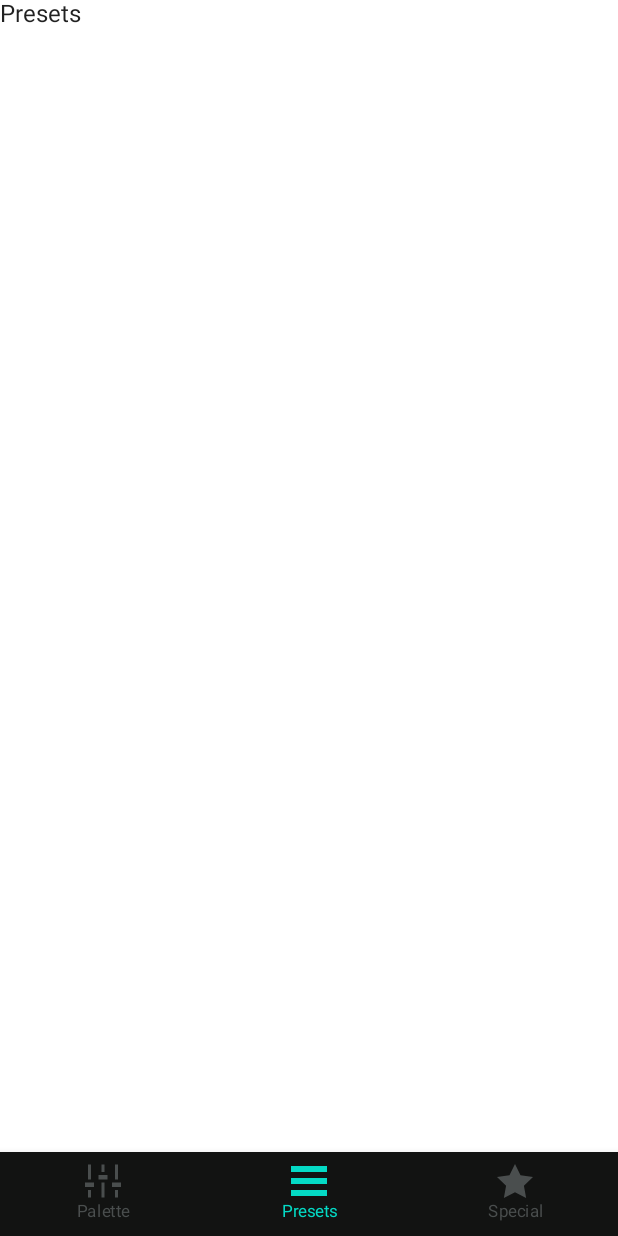
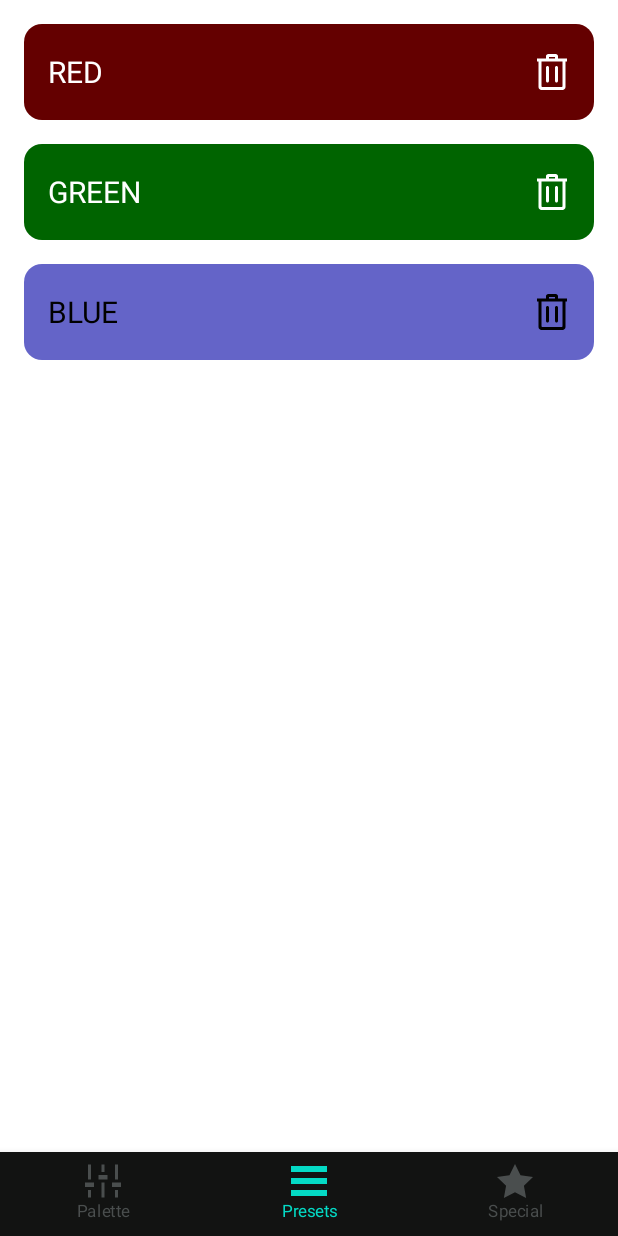
Before and after one commit to DavidMueller1/Lamp, an Android app built with Jetpack Compose: the presets screen opened through its navigation route, on a phone screen of 412 x 824 dp. Run offline under Robolectric (Android 15) with nearby library versions, the phone set to English and light mode, and no system bars.

Commit message:
Implemented ui for preset list

```diff
--- a/app/src/main/java/com/example/newlamp/bottomNavigation/BottomNavContentScreens.kt
+++ b/app/src/main/java/com/example/newlamp/bottomNavigation/BottomNavContentScreens.kt
@@ -4,6 +4,7 @@ import androidx.compose.material.Text
 import androidx.compose.runtime.Composable
 import androidx.navigation.NavController
 import com.example.newlamp.screens.PaletteScreen
+import com.example.newlamp.screens.PresetsScreen
 
 @Composable
 fun PagePaletteScreen(navController: NavController) {
@@ -12,10 +13,7 @@ fun PagePaletteScreen(navController: NavController) {
 
 @Composable
 fun PagePresetsScreen(navController: NavController) {
-//    PaletteScreen(navController = navController)
-    Text(
-        text = "Presets"
-    )
+    PresetsScreen(navController = navController)
 }
 
 @Composable
--- /dev/null
+++ b/app/src/main/java/com/example/newlamp/models/ColorPreset.kt
@@ -0,0 +1,8 @@
+package com.example.newlamp.models
+
+data class ColorPreset(
+    var title: String?,
+    var red: Int,
+    var green: Int,
+    var blue: Int
+)
--- /dev/null
+++ b/app/src/main/java/com/example/newlamp/screens/PresetsScreen.kt
@@ -0,0 +1,64 @@
+package com.example.newlamp.screens
+
+import android.util.Log
+import androidx.compose.foundation.Image
+import androidx.compose.foundation.background
+import androidx.compose.foundation.clickable
+import androidx.compose.foundation.layout.*
+import androidx.compose.foundation.lazy.LazyColumn
+import androidx.compose.foundation.lazy.items
+import androidx.compose.foundation.shape.RoundedCornerShape
+import androidx.compose.material.Button
+import androidx.compose.material.Icon
+import androidx.compose.material.Slider
+import androidx.compose.material.Text
+import androidx.compose.runtime.Composable
+import androidx.compose.runtime.mutableStateOf
+import androidx.compose.runtime.remember
+import androidx.compose.runtime.getValue
+import androidx.compose.runtime.setValue
+import androidx.compose.ui.Alignment
+import androidx.compose.ui.Modifier
+import androidx.compose.ui.draw.clip
+import androidx.compose.ui.draw.rotate
+import androidx.compose.ui.graphics.Color
+import androidx.compose.ui.graphics.TransformOrigin
+import androidx.compose.ui.graphics.graphicsLayer
+import androidx.compose.ui.layout.layout
+import androidx.compose.ui.res.colorResource
+import androidx.compose.ui.res.painterResource
+import androidx.compose.ui.tooling.preview.Preview
+import androidx.compose.ui.unit.Constraints
+import androidx.compose.ui.unit.dp
+import androidx.navigation.NavController
+import androidx.navigation.compose.rememberNavController
+import com.example.newlamp.R
+import com.example.newlamp.models.ColorPreset
+import com.example.newlamp.services.LEDServerService
+import com.example.newlamp.ui.theme.*
+import com.example.newlamp.uiElements.PresetListElement
+import com.example.newlamp.uiElements.VerticalSlider
+import kotlin.math.roundToInt
+
+@Composable
+fun PresetsScreen(navController: NavController) {
+    LazyColumn(
+        modifier = Modifier.padding(vertical = 8.dp)
+    ) {
+        val testPresets = listOf(
+            ColorPreset("Red", 100, 0, 0),
+            ColorPreset("Green", 0, 100, 0),
+            ColorPreset("Blue", 100, 100, 200),
+        )
+
+        items(testPresets) { colorPreset ->
+            PresetListElement(colorPreset = colorPreset)
+        }
+    }
+}
+
+@Preview
+@Composable
+fun PresetsPreview() {
+    PresetsScreen(navController = rememberNavController())
+}
--- a/app/src/main/java/com/example/newlamp/ui/theme/Color.kt
+++ b/app/src/main/java/com/example/newlamp/ui/theme/Color.kt
@@ -11,6 +11,9 @@ val ColorDarkButton = Color(0xFF222424)
 val ColorBottomNavigationBackground = Color(0xFF121312)
 val ColorInactive = Color(0xFF4A4E4E)
 
+val ColorFontLight = Color(0xFFFFFFFF)
+val ColorFontDark = Color(0xFF000000)
+
 val LedRed = Color(0xFFBE3C3C)
 val LedGreen = Color(0xFF3CBE3C)
 val LedBlue = Color(0xFF3C3CBE)
--- /dev/null
+++ b/app/src/main/java/com/example/newlamp/uiElements/PresetListElement.kt
@@ -0,0 +1,87 @@
+package com.example.newlamp.uiElements
+
+import android.content.res.ColorStateList
+import android.util.Log
+import androidx.compose.foundation.background
+import androidx.compose.foundation.clickable
+import androidx.compose.foundation.layout.*
+import androidx.compose.foundation.shape.RoundedCornerShape
+import androidx.compose.material.Icon
+import androidx.compose.material.Text
+import androidx.compose.runtime.Composable
+import androidx.compose.ui.Alignment
+import androidx.compose.ui.Modifier
+import androidx.compose.ui.draw.clip
+import androidx.compose.ui.graphics.Color
+import androidx.compose.ui.res.painterResource
+import androidx.compose.ui.tooling.preview.Preview
+import androidx.compose.ui.unit.dp
+import androidx.compose.ui.unit.sp
+import com.example.newlamp.R
+import androidx.navigation.compose.rememberNavController
+import com.example.newlamp.models.ColorPreset
+import com.example.newlamp.screens.PresetsScreen
+import com.example.newlamp.services.LEDServerService
+import com.example.newlamp.ui.theme.ColorFontDark
+import com.example.newlamp.ui.theme.ColorFontLight
+
+@Composable
+fun PresetListElement(colorPreset: ColorPreset) {
+    Box(
+        modifier = Modifier
+            .fillMaxWidth()
+            .height(80.dp)
+            .padding(vertical = 8.dp, horizontal = 16.dp)
+    ) {
+        Box(
+            modifier = Modifier
+                .fillMaxSize()
+                .clip(RoundedCornerShape(12.dp))
+                .background(Color(colorPreset.red, colorPreset.green, colorPreset.blue, 255))
+                .clickable {
+                    LEDServerService.postRGB(
+                        colorPreset.red,
+                        colorPreset.green,
+                        colorPreset.blue,
+                    )
+                }
+        ) {
+            val foregroundColor = calculateTextColor(colorPreset.red, colorPreset.green, colorPreset.blue)
+            Text(
+                text = colorPreset.title?.uppercase().orEmpty(),
+                color = foregroundColor,
+                fontSize = 20.sp,
+                modifier = Modifier
+                    .align(Alignment.CenterStart)
+                    .padding(start = 16.dp)
+            )
+
+            Icon(
+                painterResource(id = R.drawable.ic_trash),
+                contentDescription = "trash",
+                tint = foregroundColor,
+                modifier = Modifier
+                    .padding(end = 16.dp)
+                    .align(Alignment.CenterEnd)
+                    .size(24.dp)
+                    .clickable {
+                        Log.d("DEBUG", "Trashed")
+                    }
+            )
+        }
+    }
+}
+
+private fun calculateTextColor(red: Int, green: Int, blue: Int): Color {
+    val hsv = FloatArray(3)
+    val presetColor = android.graphics.Color.rgb(red, green, blue)
+    android.graphics.Color.colorToHSV(presetColor, hsv)
+
+    return if (hsv[2] < 0.75f) ColorFontLight else ColorFontDark
+}
+
+@Preview
+@Composable
+fun PresetListElementPreview() {
+    PresetListElement(colorPreset = ColorPreset("Test", 40, 30, 20))
+}
--- a/app/src/main/java/com/example/newlamp/uiElements/VerticalSlider.kt
+++ b/app/src/main/java/com/example/newlamp/uiElements/VerticalSlider.kt
@@ -30,7 +30,7 @@ fun VerticalSlider(
         ColorfulIconSlider(
             value = sliderPosition,
             onValueChange = { value, _ -> sliderPosition = value },
-            onValueChangeFinished = { changeAction((sliderPosition * 256).toInt()) },
+            onValueChangeFinished = { changeAction((sliderPosition * 255).toInt()) },
             valueRange = 0f..1f,
             trackHeight = trackHeight.dp,
             colors = MaterialSliderDefaults.defaultColors(
--- /dev/null
+++ b/app/src/main/res/drawable/ic_trash.xml
@@ -0,0 +1,10 @@
+<vector xmlns:android="http://schemas.android.com/apk/res/android"
+    android:width="24dp"
+    android:height="24dp"
+    android:viewportWidth="24"
+    android:viewportHeight="24">
+  <path
+      android:fillColor="#FF000000"
+      android:pathData="M19,24h-14c-1.104,0 -2,-0.896 -2,-2v-17h-1v-2h6v-1.5c0,-0.827 0.673,-1.5 1.5,-1.5h5c0.825,0 1.5,0.671 1.5,1.5v1.5h6v2h-1v17c0,1.104 -0.896,2 -2,2zM19,5h-14v16.5c0,0.276 0.224,0.5 0.5,0.5h13c0.276,0 0.5,-0.224 0.5,-0.5v-16.5zM10,9c0,-0.552 -0.448,-1 -1,-1s-1,0.448 -1,1v9c0,0.552 0.448,1 1,1s1,-0.448 1,-1v-9zM16,9c0,-0.552 -0.448,-1 -1,-1s-1,0.448 -1,1v9c0,0.552 0.448,1 1,1s1,-0.448 1,-1v-9zM14,2h-4v1h4v-1z"
+      android:fillType="evenOdd"/>
+</vector>
```
